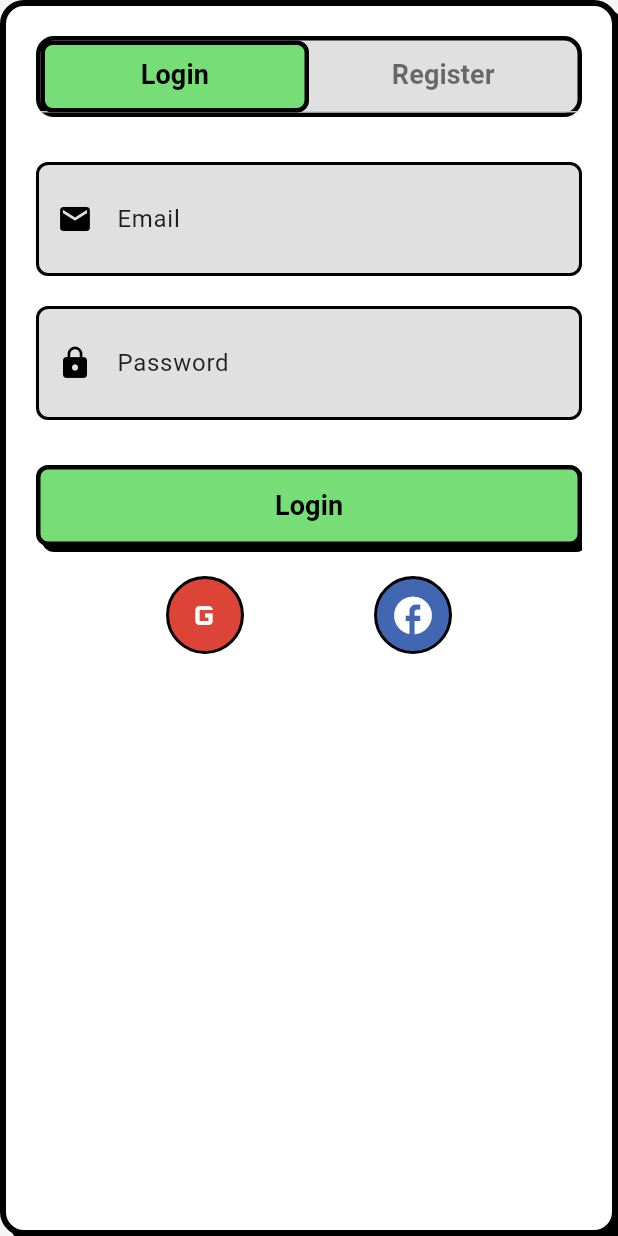
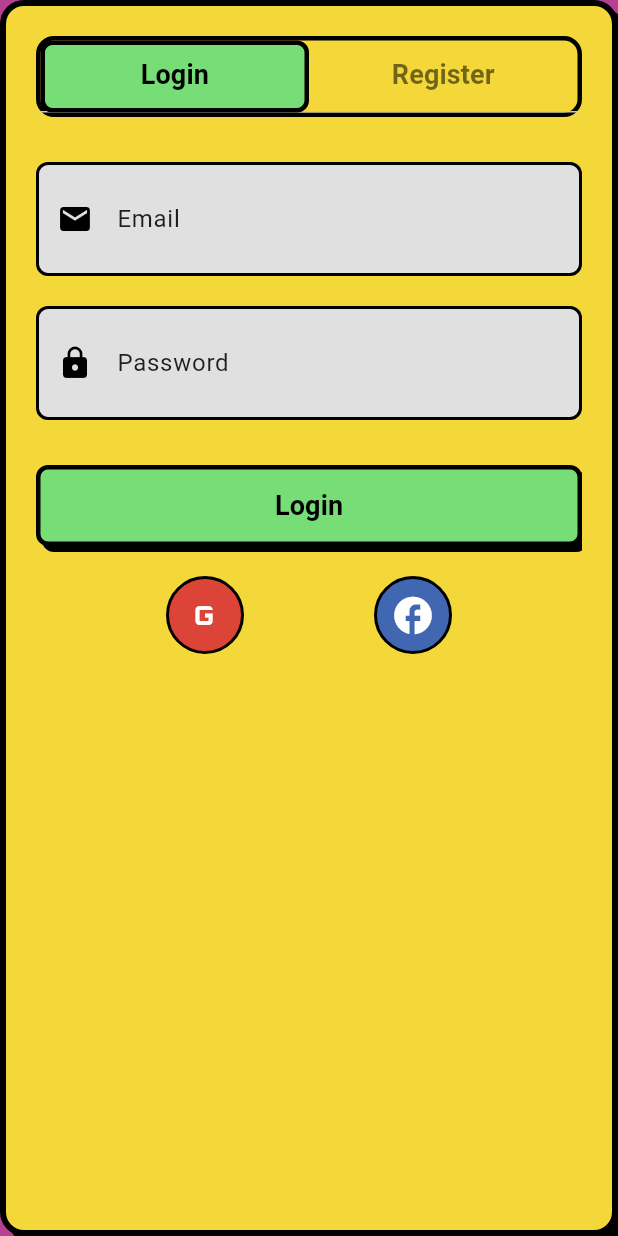
Before and after one commit to veerhegde/PsyGPT, a Flutter app: the AuthScreen screen opened by its route, on a phone screen of 412 x 824 dp. Run offline on Flutter 3.47's test engine with Material 3 defaults, Android fonts, the phone set to English and light mode, and no system bars; our stand-ins replace flutter_secure_storage, flutter_svg, google_fonts, lottie, material_symbols_icons; missing offline and left inert: dotlottie_loader; accounts and stored records are empty.

Commit message:
Merge remote-tracking branch 'origin/veer_dev' into veer_dev
# Conflicts:
#	psy_fe/mindq_ui/lib/screens/start_onboard.dart

```diff
--- a/psy_fe/mindq_ui/lib/screens/userauth.dart
+++ b/psy_fe/mindq_ui/lib/screens/userauth.dart
@@ -27,7 +27,7 @@ class _AuthScreenState extends State<AuthScreen>
   @override
   Widget build(BuildContext context) {
     return Scaffold(
-      backgroundColor: const Color(0xFFf5f5f5),
+      backgroundColor: const Color(0xffb74093),
       body: SafeArea(
         child: Container(
           padding: const EdgeInsets.all(20.0),
@@ -37,7 +37,7 @@ class _AuthScreenState extends State<AuthScreen>
               width: 4,
             ),
             borderRadius: BorderRadius.circular(16),
-            color: Colors.white,
+            color: Color(0xfff4d738),
             boxShadow: const [
               BoxShadow(
                 color: Colors.black,
@@ -51,7 +51,7 @@ class _AuthScreenState extends State<AuthScreen>
               // Tabs
               Container(
                 decoration: BoxDecoration(
-                  color: const Color(0xFFe0e0e0),
+                  color: const Color(0xfff4d738),
                   borderRadius: BorderRadius.circular(12),
                   border: Border.all(color: Colors.black, width: 3),
                 ),
```
